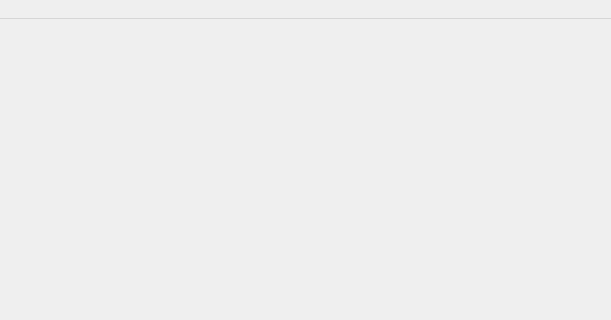
Old version of the form Week2/mainwindow.ui in the repository jiegec/codingterm; both pictures show x 475 to 1086 and y 0 to 320 of the 1086 by 775 pixel window.
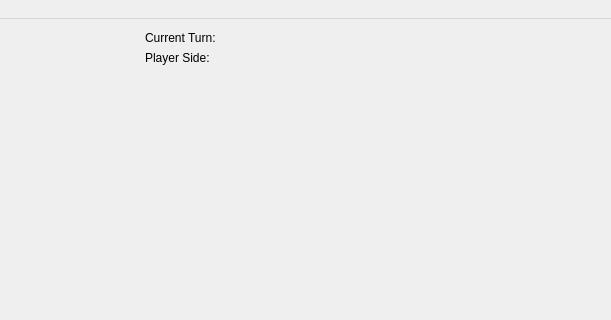
New version of the form. Custom widgets are drawn as their Qt base class.

Patch:
```diff
--- a/Week2/mainwindow.ui
+++ b/Week2/mainwindow.ui
@@ -17,13 +17,65 @@
    <widget class="Board" name="widget" native="true">
     <property name="geometry">
      <rect>
-      <x>60</x>
-      <y>60</y>
+      <x>10</x>
+      <y>10</y>
       <width>600</width>
       <height>600</height>
      </rect>
     </property>
    </widget>
+   <widget class="QWidget" name="layoutWidget">
+    <property name="geometry">
+     <rect>
+      <x>620</x>
+      <y>10</y>
+      <width>451</width>
+      <height>18</height>
+     </rect>
+    </property>
+    <layout class="QHBoxLayout" name="horizontalLayout_2">
+     <item>
+      <widget class="QLabel" name="label_2">
+       <property name="text">
+        <string>Current Turn:</string>
+       </property>
+      </widget>
+     </item>
+     <item>
+      <widget class="QLabel" name="currentTurnLabel">
+       <property name="text">
+        <string/>
+       </property>
+      </widget>
+     </item>
+    </layout>
+   </widget>
+   <widget class="QWidget" name="">
+    <property name="geometry">
+     <rect>
+      <x>620</x>
+      <y>30</y>
+      <width>451</width>
+      <height>18</height>
+     </rect>
+    </property>
+    <layout class="QHBoxLayout" name="horizontalLayout">
+     <item>
+      <widget class="QLabel" name="label_3">
+       <property name="text">
+        <string>Player Side:</string>
+       </property>
+      </widget>
+     </item>
+     <item>
+      <widget class="QLabel" name="playerSideLabel">
+       <property name="text">
+        <string/>
+       </property>
+      </widget>
+     </item>
+    </layout>
+   </widget>
   </widget>
   <widget class="QMenuBar" name="menubar">
    <property name="geometry">
```
Left out of the diff: 40 changed lines with no effect on the pictures.
